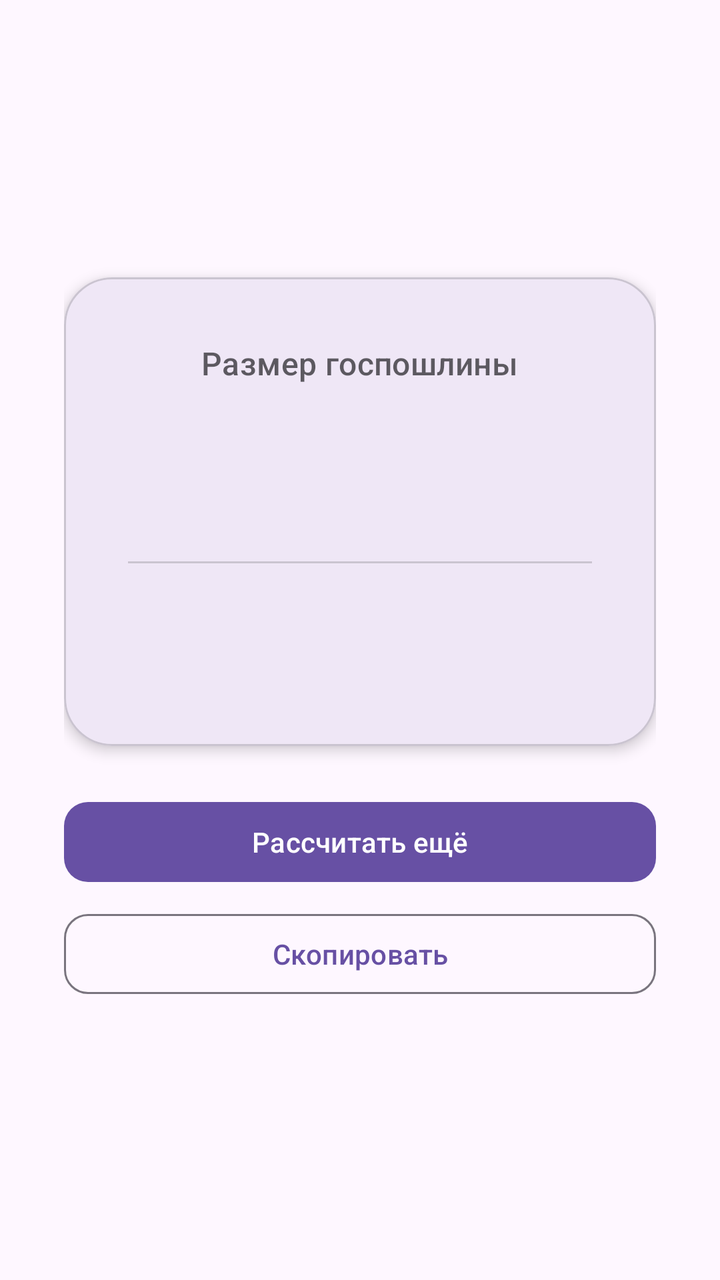
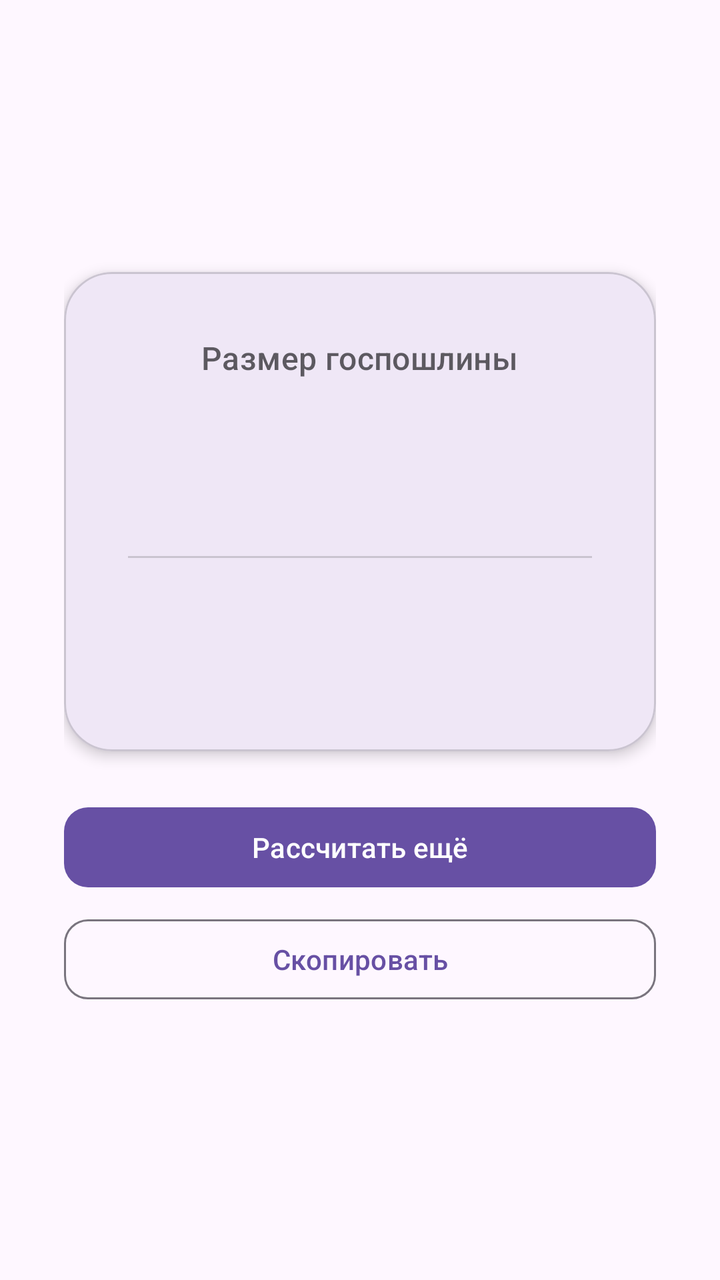

An Android layout rendered at two revisions. The XML below is the earlier revision; the diff shows what the commit changed to produce the second picture.
<!-- AndroidManifest.xml: application theme Theme.Material3.DayNight.NoActionBar -->
<!-- res/layout/fragment_result.xml -->
<?xml version="1.0" encoding="utf-8"?>
<LinearLayout xmlns:android="http://schemas.android.com/apk/res/android"
    xmlns:app="http://schemas.android.com/apk/res-auto"
    android:layout_width="match_parent"
    android:layout_height="match_parent"
    android:orientation="vertical"
    android:gravity="center"
    android:padding="32dp">

    <com.google.android.material.card.MaterialCardView
        android:layout_width="match_parent"
        android:layout_height="wrap_content"
        app:cardCornerRadius="24dp"
        app:cardElevation="4dp">

        <LinearLayout
            android:layout_width="match_parent"
            android:layout_height="wrap_content"
            android:orientation="vertical"
            android:gravity="center"
            android:padding="32dp">

            <TextView
                android:layout_width="wrap_content"
                android:layout_height="wrap_content"
                android:text="Размер госпошлины"
                android:textAppearance="?attr/textAppearanceTitleMedium"
                android:alpha="0.7"
                android:layout_marginBottom="16dp" />

            <TextView
                android:id="@+id/textAmount"
                android:layout_width="wrap_content"
                android:layout_height="wrap_content"
                android:textAppearance="?attr/textAppearanceDisplaySmall"
                android:textStyle="bold"
                android:textColor="?attr/colorPrimary"
                android:layout_marginBottom="24dp" />

            <View
                android:layout_width="match_parent"
                android:layout_height="1dp"
                android:background="?attr/colorOutlineVariant"
                android:layout_marginBottom="16dp" />

            <TextView
                android:id="@+id/textDescription"
                android:layout_width="match_parent"
                android:layout_height="wrap_content"
                android:textAppearance="?attr/textAppearanceBodyMedium"
                android:gravity="center"
                android:layout_marginBottom="8dp" />

            <TextView
                android:id="@+id/textLegalRef"
                android:layout_width="match_parent"
                android:layout_height="wrap_content"
                android:textAppearance="?attr/textAppearanceBodySmall"
                android:gravity="center"
                android:alpha="0.6" />

        </LinearLayout>

    </com.google.android.material.card.MaterialCardView>

    <com.google.android.material.button.MaterialButton
        android:id="@+id/btnAgain"
        android:layout_width="match_parent"
        android:layout_height="wrap_content"
        android:layout_marginTop="24dp"
        android:text="Рассчитать ещё"
        app:cornerRadius="12dp" />

    <com.google.android.material.button.MaterialButton
        android:id="@+id/btnCopy"
        style="?attr/materialButtonOutlinedStyle"
        android:layout_width="match_parent"
        android:layout_height="wrap_content"
        android:layout_marginTop="8dp"
        android:text="Скопировать"
        app:cornerRadius="12dp" />

</LinearLayout>
<!-- resources referenced by this layout -->
<resources>

</resources>

<!-- the commit's change to res/layout/fragment_result.xml (unified diff, before → after) -->
@@ -55,9 +55,10 @@
                 android:id="@+id/textLegalRef"
                 android:layout_width="match_parent"
                 android:layout_height="wrap_content"
-                android:textAppearance="?attr/textAppearanceBodySmall"
+                android:textAppearance="?attr/textAppearanceBodyMedium"
+                android:textSize="16sp"
                 android:gravity="center"
-                android:alpha="0.6" />
+                android:alpha="0.7" />
 
         </LinearLayout>
 
